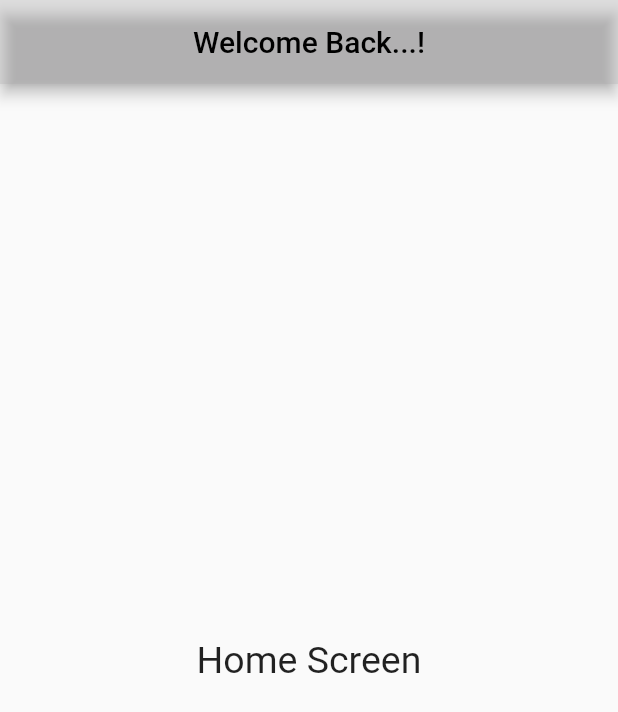
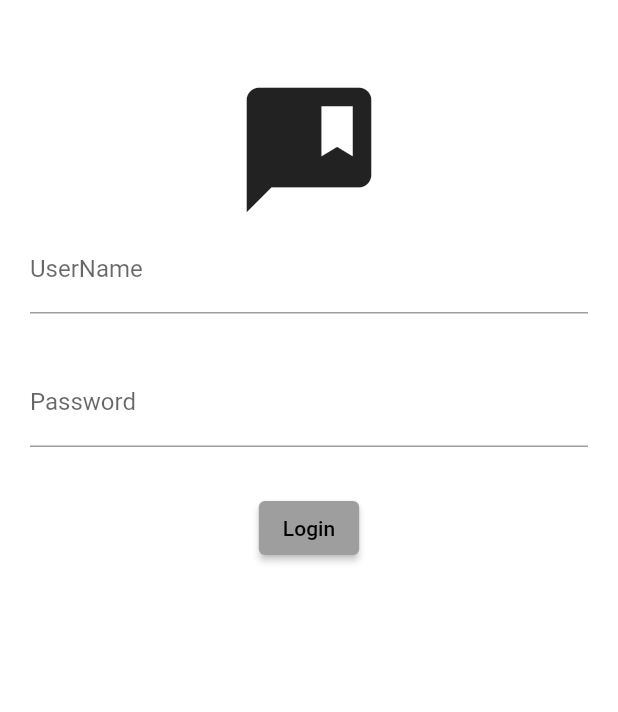
Before and after one commit to Jayanthi061993/Flutter-Project-, a Flutter app: the screen it shows after launch, after a tap on "Skip", after a tap on "Done", on a phone screen of 412 x 824 dp. Shown: the top 712 px of the screen. Run offline on Flutter 3.47's test engine with Material 2 defaults, Android fonts, the phone set to English and light mode, and no system bars; our stand-ins replace introduction_screen.

Commit message:
loginpage

```diff
--- /dev/null
+++ b/Onboarding/onboarding_app/lib/loginpage/loginpage.dart
@@ -0,0 +1,51 @@
+import 'package:flutter/material.dart';
+import 'package:onboarding_app/homescreen/homescreen.dart';
+
+// ignore: camel_case_types
+class Login_Page extends StatelessWidget {
+  const Login_Page({super.key});
+
+  @override
+  Widget build(BuildContext context) {
+    return SafeArea(
+      child: Scaffold(
+        body: Container(
+          padding: const EdgeInsets.all(20),
+          color: Colors.white,
+          child: Column(
+            crossAxisAlignment: CrossAxisAlignment.start,
+            children: [
+              //Text("User Name:"),
+              //TextFormField(),
+              const SizedBox(height: 30),
+              const Center(
+                child: Icon(
+                  Icons.comment_bank,
+                  size: 100,
+                ),
+              ),
+              const TextField(
+                decoration: InputDecoration(labelText: 'UserName'),
+              ),
+              const SizedBox(height: 30),
+              const TextField(
+                obscureText: true,
+                decoration: InputDecoration(labelText: 'Password'),
+              ),
+              const SizedBox(height: 30),
+              Center(
+                child: ElevatedButton(
+                  onPressed: () {
+                    Navigator.of(context).push(MaterialPageRoute(
+                        builder: (context) => const Home_Screen()));
+                  },
+                  child: const Text('Login'),
+                ),
+              ),
+            ],
+          ),
+        ),
+      ),
+    );
+  }
+}
--- a/Onboarding/onboarding_app/lib/onboardscreen/onboardscreen.dart
+++ b/Onboarding/onboarding_app/lib/onboardscreen/onboardscreen.dart
@@ -1,6 +1,6 @@
 import 'package:flutter/material.dart';
 import 'package:introduction_screen/introduction_screen.dart';
-import 'package:onboarding_app/homescreen/homescreen.dart';
+import 'package:onboarding_app/loginpage/loginpage.dart';
 
 // ignore: camel_case_types
 class Onboard_Screen extends StatelessWidget {
@@ -103,6 +103,6 @@ class Onboard_Screen extends StatelessWidget {
 
   onDone(BuildContext context) {
     Navigator.pushReplacement(
-        context, MaterialPageRoute(builder: (context) => const Home_Screen()));
+        context, MaterialPageRoute(builder: (context) => const Login_Page()));
   }
 }
```
